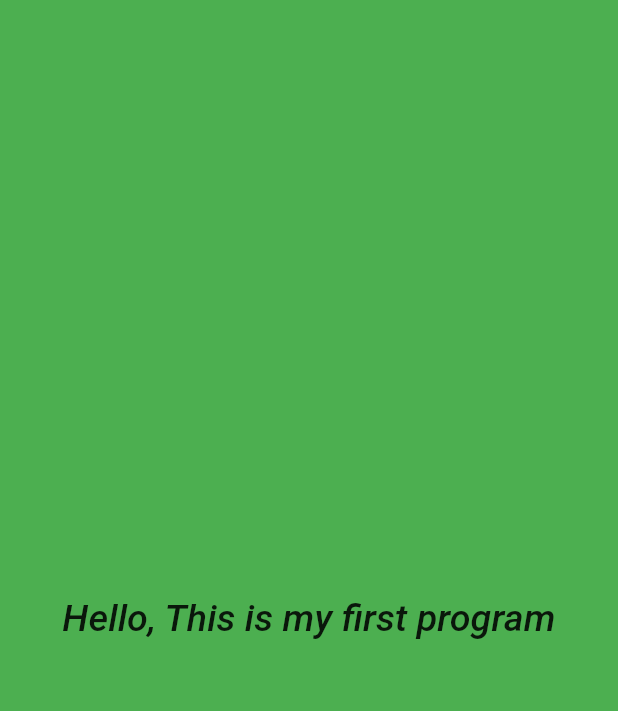
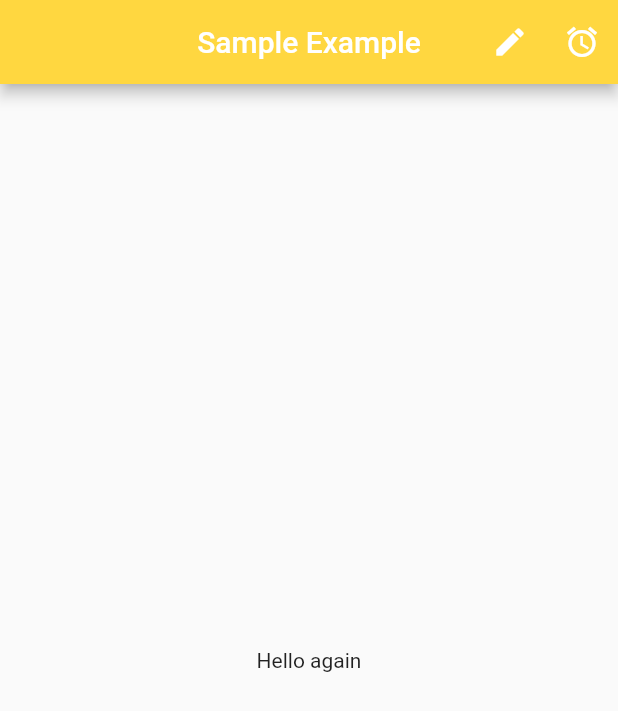
Before and after one commit to anandl-cuelogic/FlutterTraingProject, a Flutter app: the screen it shows after launch, on a phone screen of 412 x 824 dp. Shown: the top 711 px of the screen. Run offline on Flutter 3.47's test engine with Material 2 defaults, Android fonts, the phone set to English and light mode, and no system bars.

Commit message:
Working on scaffold widget

```diff
--- a/flutter_first_1/lib/main.dart
+++ b/flutter_first_1/lib/main.dart
@@ -3,4 +3,9 @@ import 'package:flutter/material.dart';
 import 'ui/home.dart';
 
 
-void main() => runApp(HomeApp());
+//void main() => runApp(ScaffoldExample());
+
+ void main() => runApp(new MaterialApp(
+   home:ScaffoldExample(),
+
+ ));
--- a/flutter_first_1/lib/ui/home.dart
+++ b/flutter_first_1/lib/ui/home.dart
@@ -1,6 +1,31 @@
 
 
 import 'package:flutter/material.dart';
+
+
+class ScaffoldExample extends StatelessWidget {
+  _tabButton(){
+    debugPrint("Something is priniting");
+  }
+  @override
+  Widget build(BuildContext context) {
+    return Scaffold(
+      appBar: AppBar(
+        title: Text("Sample Example"),
+        centerTitle: true,
+        backgroundColor: Colors.amberAccent,
+        actions: <Widget>[
+          IconButton(icon: Icon(Icons.edit),onPressed:() => debugPrint("EDIT Tapped") ),
+          IconButton(icon: Icon(Icons.access_alarm),onPressed:_tabButton)
+        ],
+      ),
+ body: Center(
+     child: Text("Hello again"),
+ ),
+    );
+  }
+}
+
 
 class HomeApp extends StatelessWidget {
   @override
```
